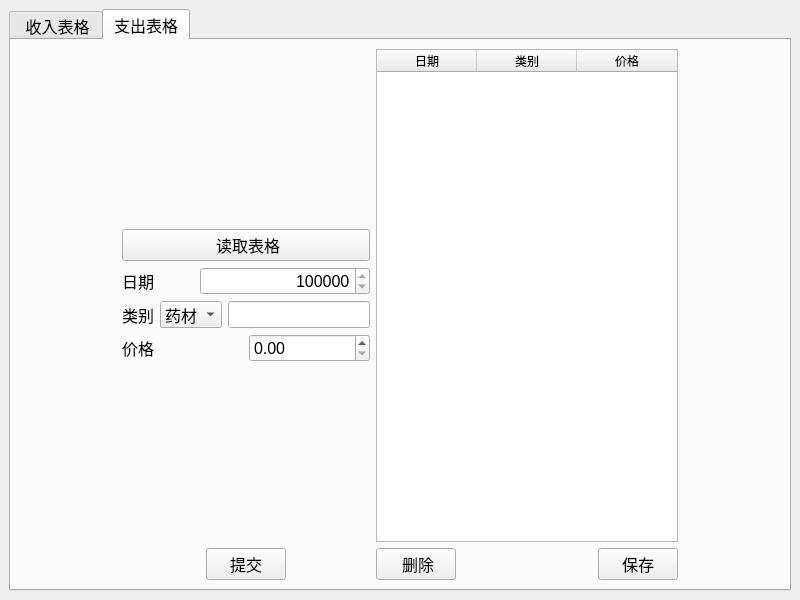
DongzhenHuangfu/My-Manage-App, file hfx.ui: the form before one commit.
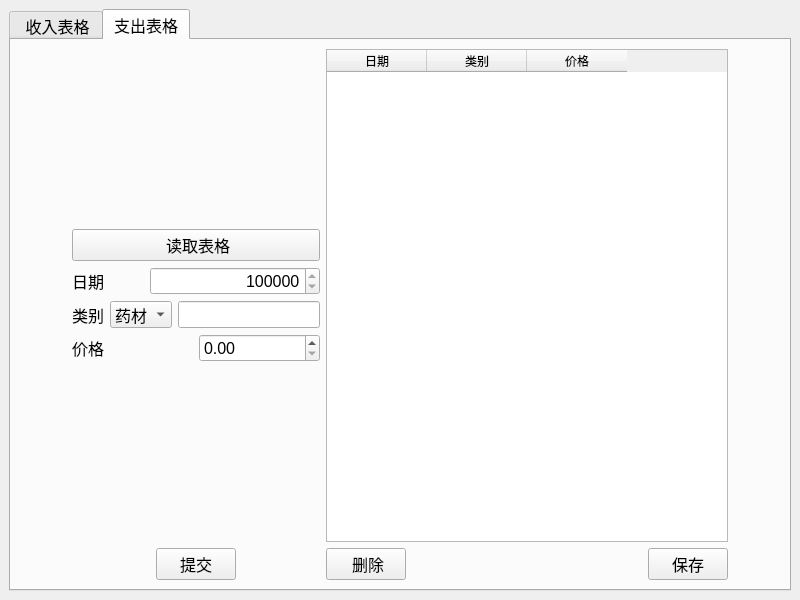
The form after the commit.

Commit message: cosm: 更改表格宽度

What changed in the file:
```diff
--- a/hfx.ui
+++ b/hfx.ui
@@ -865,7 +865,7 @@
            <widget class="QTableWidget" name="TableOutcome">
             <property name="minimumSize">
              <size>
-              <width>302</width>
+              <width>402</width>
               <height>0</height>
              </size>
             </property>
```
